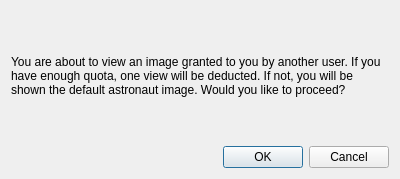
The window that viewgrantedimagedialog.ui (Oschart/PeerGUI) describes before a commit, drawn with Qt 5.
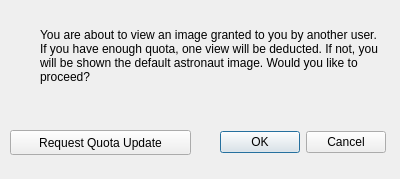
The same window after the commit.

Commit message: requestImageQuota(pending)

```diff
--- a/viewgrantedimagedialog.ui
+++ b/viewgrantedimagedialog.ui
@@ -13,9 +13,15 @@
   <property name="windowTitle">
    <string>Dialog</string>
   </property>
-  <layout class="QVBoxLayout" name="verticalLayout">
-   <item>
     <widget class="QLabel" name="label">
+   <property name="geometry">
+    <rect>
+     <x>40</x>
+     <y>-20</y>
+     <width>341</width>
+     <height>151</height>
+    </rect>
+   </property>
      <property name="text">
       <string>You are about to view an image granted to you by another user. If you have enough quota, one view will be deducted. If not, you will be shown the default astronaut image. Would you like to proceed? </string>
      </property>
@@ -23,9 +29,15 @@
       <bool>true</bool>
      </property>
     </widget>
-   </item>
-   <item>
     <widget class="QDialogButtonBox" name="buttonBox">
+   <property name="geometry">
+    <rect>
+     <x>220</x>
+     <y>130</y>
+     <width>166</width>
+     <height>25</height>
+    </rect>
+   </property>
      <property name="orientation">
       <enum>Qt::Horizontal</enum>
      </property>
@@ -33,8 +45,19 @@
       <set>QDialogButtonBox::Cancel|QDialogButtonBox::Ok</set>
      </property>
     </widget>
-   </item>
-  </layout>
+  <widget class="QPushButton" name="pushButton">
+   <property name="geometry">
+    <rect>
+     <x>10</x>
+     <y>130</y>
+     <width>181</width>
+     <height>25</height>
+    </rect>
+   </property>
+   <property name="text">
+    <string>Request Quota Update</string>
+   </property>
+  </widget>
  </widget>
  <resources/>
  <connections>
```
Lines whose indentation alone changed are shown as unchanged. The commit also changes 8 other files.
